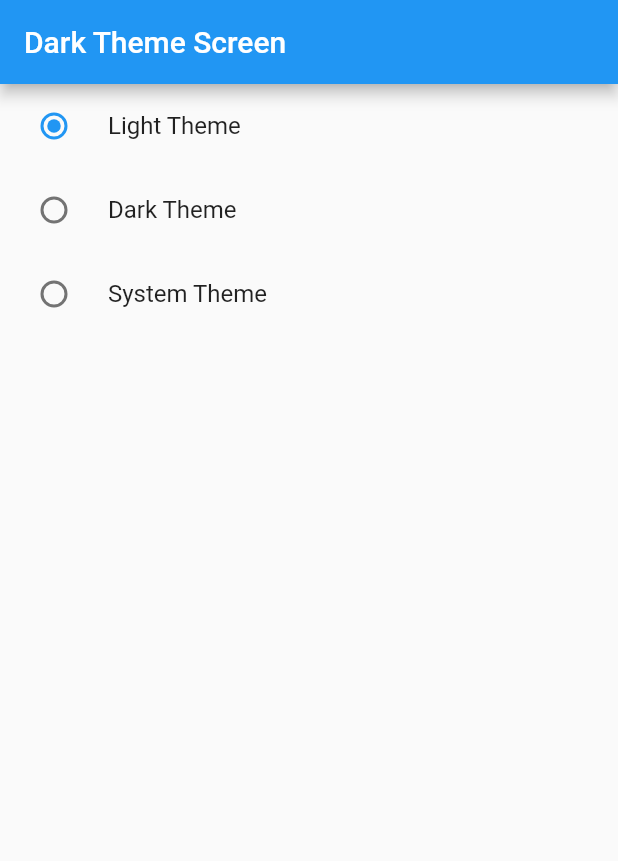
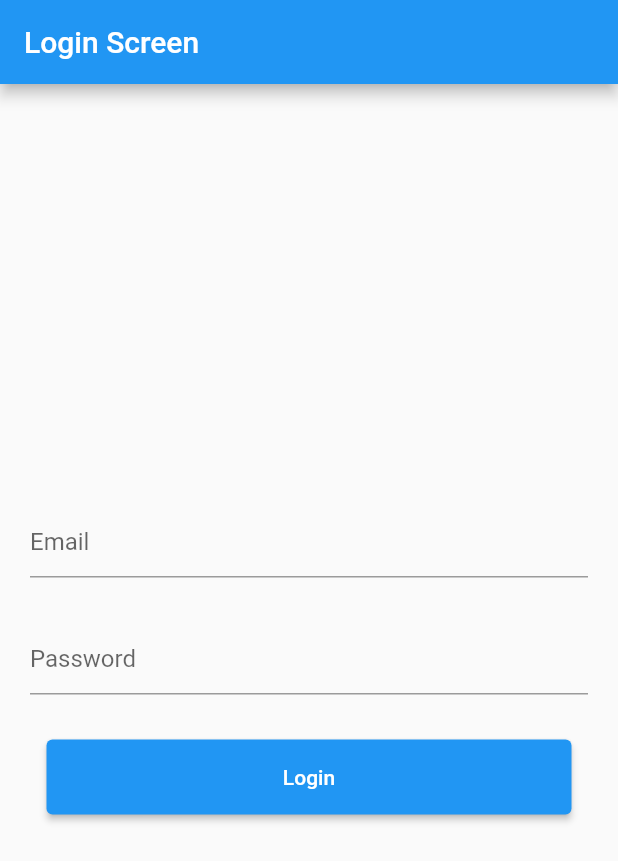
Before and after one commit to mafzaldev/bytewise-fellowship-flutter, a Flutter app: the screen it shows after launch, on a phone screen of 412 x 824 dp. Shown: the top 861 px of the screen. Run offline on Flutter 3.47's test engine with Material 2 defaults, Android fonts, the light colour scheme and no system bars; our stand-ins replace flutter_spinkit, pie_chart, shimmer.

Commit message:
added RESTAPI example

```diff
--- a/Week-02(REST API and State Management)/provider_tutorials/lib/main.dart
+++ b/Week-02(REST API and State Management)/provider_tutorials/lib/main.dart
@@ -1,10 +1,12 @@
 import 'package:flutter/material.dart';
 import 'package:provider/provider.dart';
+
+import 'package:provider_tutorials/provider/auth_provider.dart';
 import 'package:provider_tutorials/provider/count_provider.dart';
 import 'package:provider_tutorials/provider/example_one_provider.dart';
 import 'package:provider_tutorials/provider/favourite_provider.dart';
 import 'package:provider_tutorials/provider/theme_changer_provider.dart';
-import 'package:provider_tutorials/screens/dark_theme.dart';
+import 'package:provider_tutorials/screens/login.dart';
 
 void main() {
   runApp(const MyApp());
@@ -23,6 +25,7 @@ class MyApp extends StatelessWidget {
           create: (_) => FavouriteProvider(),
         ),
         ChangeNotifierProvider(create: (_) => ThemeChangerProvider()),
+        ChangeNotifierProvider(create: (_) => AuthProvider()),
       ],
       child: Builder(builder: (BuildContext context) {
         final themeChangerProvider = Provider.of<ThemeChangerProvider>(context);
@@ -40,7 +43,7 @@ class MyApp extends StatelessWidget {
               backgroundColor: Colors.teal,
             ),
           ),
-          home: const DarkThemeScreen(),
+          home: const LoginScreen(),
         );
       }),
     );
--- /dev/null
+++ b/Week-02(REST API and State Management)/provider_tutorials/lib/provider/auth_provider.dart
@@ -0,0 +1,37 @@
+import 'dart:convert';
+import 'dart:developer';
+
+import 'package:flutter/foundation.dart';
+import 'package:http/http.dart';
+
+class AuthProvider with ChangeNotifier {
+  bool loading = false;
+
+  bool get isLoading => loading;
+
+  setLoading(bool value) {
+    loading = value;
+    notifyListeners();
+  }
+
+  void login(String email, String password) async {
+    setLoading(true);
+    try {
+      Response response = await post(
+        Uri.parse('https://reqres.in/api/login'),
+        body: {
+          'email': email,
+          'password': password,
+        },
+      );
+      if (response.statusCode == 200) {
+        log("Success: ${jsonDecode(response.body)["token"].toString()}");
+      } else {
+        log("Failed: ${jsonDecode(response.body)["error"].toString()}");
+      }
+    } catch (e) {
+      log(e.toString());
+    }
+    setLoading(false);
+  }
+}
--- /dev/null
+++ b/Week-02(REST API and State Management)/provider_tutorials/lib/screens/login.dart
@@ -0,0 +1,63 @@
+import 'package:flutter/material.dart';
+import 'package:provider/provider.dart';
+import 'package:provider_tutorials/provider/auth_provider.dart';
+
+class LoginScreen extends StatefulWidget {
+  const LoginScreen({super.key});
+
+  @override
+  State<LoginScreen> createState() => _LoginScreenState();
+}
+
+class _LoginScreenState extends State<LoginScreen> {
+  TextEditingController emailController = TextEditingController();
+  TextEditingController passwordController = TextEditingController();
+
+  @override
+  Widget build(BuildContext context) {
+    final authProvider = Provider.of<AuthProvider>(context);
+    return Scaffold(
+        appBar: AppBar(
+          title: const Text("Login Screen"),
+        ),
+        body: Padding(
+          padding: const EdgeInsets.all(20.0),
+          child: Column(
+            mainAxisAlignment: MainAxisAlignment.center,
+            children: [
+              TextFormField(
+                controller: emailController,
+                decoration: const InputDecoration(
+                  hintText: 'Email',
+                ),
+              ),
+              const SizedBox(
+                height: 30,
+              ),
+              TextFormField(
+                controller: passwordController,
+                decoration: const InputDecoration(
+                  hintText: 'Password',
+                ),
+              ),
+              const SizedBox(
+                height: 30,
+              ),
+              SizedBox(
+                width: 350,
+                height: 50,
+                child: ElevatedButton(
+                  onPressed: () {
+                    authProvider.login(
+                        emailController.text, passwordController.text);
+                  },
+                  child: authProvider.loading
+                      ? const CircularProgressIndicator()
+                      : const Text("Login"),
+                ),
+              ),
+            ],
+          ),
+        ));
+  }
+}
--- a/Week-02(REST API and State Management)/provider_tutorials/pubspec.yaml
+++ b/Week-02(REST API and State Management)/provider_tutorials/pubspec.yaml
@@ -37,6 +37,7 @@ dependencies:
   # Use with the CupertinoIcons class for iOS style icons.
   cupertino_icons: ^1.0.2
   provider: ^6.0.5
+  http: ^0.13.5
 
 dev_dependencies:
   flutter_test:
```
Also changed, not shown: Week-02(REST API and State Management)/provider_tutorials/pubspec.lock.
